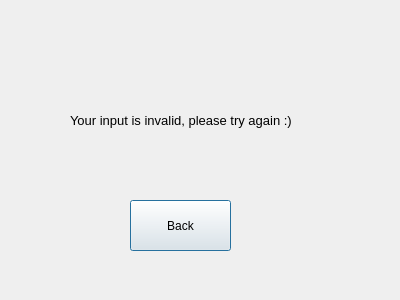
Qt form ErrorScreen.ui (Joshlim288/sql-annotator) before a commit.
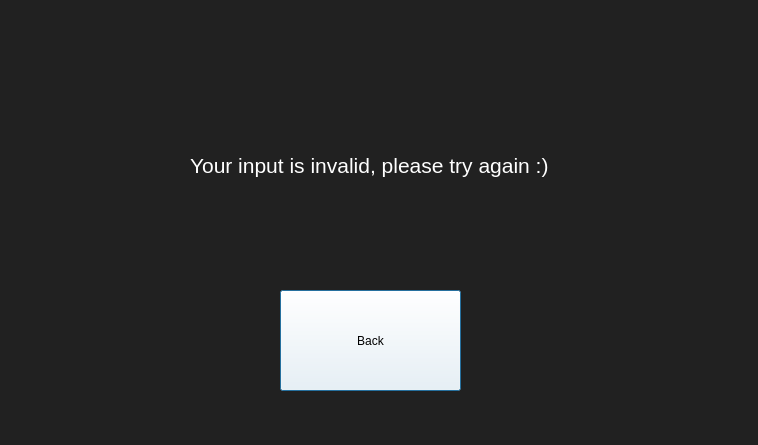
The same form after that commit.

Commit message: update error page

```diff
--- a/ErrorScreen.ui
+++ b/ErrorScreen.ui
@@ -6,22 +6,147 @@
    <rect>
     <x>0</x>
     <y>0</y>
-    <width>400</width>
-    <height>300</height>
+    <width>758</width>
+    <height>445</height>
    </rect>
   </property>
+  <property name="palette">
+   <palette>
+    <active>
+     <colorrole role="Button">
+      <brush brushstyle="SolidPattern">
+       <color alpha="255">
+        <red>33</red>
+        <green>33</green>
+        <blue>33</blue>
+       </color>
+      </brush>
+     </colorrole>
+     <colorrole role="Text">
+      <brush brushstyle="SolidPattern">
+       <color alpha="255">
+        <red>255</red>
+        <green>255</green>
+        <blue>255</blue>
+       </color>
+      </brush>
+     </colorrole>
+     <colorrole role="Base">
+      <brush brushstyle="SolidPattern">
+       <color alpha="255">
+        <red>33</red>
+        <green>33</green>
+        <blue>33</blue>
+       </color>
+      </brush>
+     </colorrole>
+     <colorrole role="Window">
+      <brush brushstyle="SolidPattern">
+       <color alpha="255">
+        <red>33</red>
+        <green>33</green>
+        <blue>33</blue>
+       </color>
+      </brush>
+     </colorrole>
+    </active>
+    <inactive>
+     <colorrole role="Button">
+      <brush brushstyle="SolidPattern">
+       <color alpha="255">
+        <red>33</red>
+        <green>33</green>
+        <blue>33</blue>
+       </color>
+      </brush>
+     </colorrole>
+     <colorrole role="Text">
+      <brush brushstyle="SolidPattern">
+       <color alpha="255">
+        <red>255</red>
+        <green>255</green>
+        <blue>255</blue>
+       </color>
+      </brush>
+     </colorrole>
+     <colorrole role="Base">
+      <brush brushstyle="SolidPattern">
+       <color alpha="255">
+        <red>33</red>
+        <green>33</green>
+        <blue>33</blue>
+       </color>
+      </brush>
+     </colorrole>
+     <colorrole role="Window">
+      <brush brushstyle="SolidPattern">
+       <color alpha="255">
+        <red>33</red>
+        <green>33</green>
+        <blue>33</blue>
+       </color>
+      </brush>
+     </colorrole>
+    </inactive>
+    <disabled>
+     <colorrole role="Button">
+      <brush brushstyle="SolidPattern">
+       <color alpha="255">
+        <red>33</red>
+        <green>33</green>
+        <blue>33</blue>
+       </color>
+      </brush>
+     </colorrole>
+     <colorrole role="Text">
+      <brush brushstyle="SolidPattern">
+       <color alpha="255">
+        <red>120</red>
+        <green>120</green>
+        <blue>120</blue>
+       </color>
+      </brush>
+     </colorrole>
+     <colorrole role="Base">
+      <brush brushstyle="SolidPattern">
+       <color alpha="255">
+        <red>33</red>
+        <green>33</green>
+        <blue>33</blue>
+       </color>
+      </brush>
+     </colorrole>
+     <colorrole role="Window">
+      <brush brushstyle="SolidPattern">
+       <color alpha="255">
+        <red>33</red>
+        <green>33</green>
+        <blue>33</blue>
+       </color>
+      </brush>
+     </colorrole>
+    </disabled>
+   </palette>
+  </property>
   <property name="windowTitle">
    <string>Dialog</string>
   </property>
+  <property name="styleSheet">
+   <string notr="true">background-color: rgb(33, 33, 33)</string>
+  </property>
   <widget class="QPushButton" name="backButton">
    <property name="geometry">
     <rect>
-     <x>130</x>
-     <y>200</y>
-     <width>101</width>
-     <height>51</height>
+     <x>280</x>
+     <y>290</y>
+     <width>181</width>
+     <height>101</height>
     </rect>
    </property>
+   <property name="styleSheet">
+    <string notr="true">background-color:rgb(255, 255, 255);
+font: 14pt &quot;MS Shell Dlg 2&quot;</string>
+   </property>
    <property name="text">
     <string>Back</string>
    </property>
@@ -29,17 +154,192 @@
   <widget class="QLabel" name="errorMessage">
    <property name="geometry">
     <rect>
-     <x>70</x>
-     <y>70</y>
-     <width>281</width>
-     <height>101</height>
+     <x>190</x>
+     <y>100</y>
+     <width>401</width>
+     <height>131</height>
     </rect>
    </property>
+   <property name="palette">
+    <palette>
+     <active>
+      <colorrole role="WindowText">
+       <brush brushstyle="SolidPattern">
+        <color alpha="255">
+         <red>255</red>
+         <green>255</green>
+         <blue>255</blue>
+        </color>
+       </brush>
+      </colorrole>
+      <colorrole role="Button">
+       <brush brushstyle="SolidPattern">
+        <color alpha="255">
+         <red>33</red>
+         <green>33</green>
+         <blue>33</blue>
+        </color>
+       </brush>
+      </colorrole>
+      <colorrole role="Text">
+       <brush brushstyle="SolidPattern">
+        <color alpha="255">
+         <red>255</red>
+         <green>255</green>
+         <blue>255</blue>
+        </color>
+       </brush>
+      </colorrole>
+      <colorrole role="ButtonText">
+       <brush brushstyle="SolidPattern">
+        <color alpha="255">
+         <red>255</red>
+         <green>255</green>
+         <blue>255</blue>
+        </color>
+       </brush>
+      </colorrole>
+      <colorrole role="Base">
+       <brush brushstyle="SolidPattern">
+        <color alpha="255">
+         <red>33</red>
+         <green>33</green>
+         <blue>33</blue>
+        </color>
+       </brush>
+      </colorrole>
+      <colorrole role="Window">
+       <brush brushstyle="SolidPattern">
+        <color alpha="255">
+         <red>33</red>
+         <green>33</green>
+         <blue>33</blue>
+        </color>
+       </brush>
+      </colorrole>
+     </active>
+     <inactive>
+      <colorrole role="WindowText">
+       <brush brushstyle="SolidPattern">
+        <color alpha="255">
+         <red>255</red>
+         <green>255</green>
+         <blue>255</blue>
+        </color>
+       </brush>
+      </colorrole>
+      <colorrole role="Button">
+       <brush brushstyle="SolidPattern">
+        <color alpha="255">
+         <red>33</red>
+         <green>33</green>
+         <blue>33</blue>
+        </color>
+       </brush>
+      </colorrole>
+      <colorrole role="Text">
+       <brush brushstyle="SolidPattern">
+        <color alpha="255">
+         <red>255</red>
+         <green>255</green>
+         <blue>255</blue>
+        </color>
+       </brush>
+      </colorrole>
+      <colorrole role="ButtonText">
+       <brush brushstyle="SolidPattern">
+        <color alpha="255">
+         <red>255</red>
+         <green>255</green>
+         <blue>255</blue>
+        </color>
+       </brush>
+      </colorrole>
+      <colorrole role="Base">
+       <brush brushstyle="SolidPattern">
+        <color alpha="255">
+         <red>33</red>
+         <green>33</green>
+         <blue>33</blue>
+        </color>
+       </brush>
+      </colorrole>
+      <colorrole role="Window">
+       <brush brushstyle="SolidPattern">
+        <color alpha="255">
+         <red>33</red>
+         <green>33</green>
+         <blue>33</blue>
+        </color>
+       </brush>
+      </colorrole>
+     </inactive>
+     <disabled>
+      <colorrole role="WindowText">
+       <brush brushstyle="SolidPattern">
+        <color alpha="255">
+         <red>255</red>
+         <green>255</green>
+         <blue>255</blue>
+        </color>
+       </brush>
+      </colorrole>
+      <colorrole role="Button">
+       <brush brushstyle="SolidPattern">
+        <color alpha="255">
+         <red>33</red>
+         <green>33</green>
+         <blue>33</blue>
+        </color>
+       </brush>
+      </colorrole>
+      <colorrole role="Text">
+       <brush brushstyle="SolidPattern">
+        <color alpha="255">
+         <red>255</red>
+         <green>255</green>
+         <blue>255</blue>
+        </color>
+       </brush>
+      </colorrole>
+      <colorrole role="ButtonText">
+       <brush brushstyle="SolidPattern">
+        <color alpha="255">
+         <red>255</red>
+         <green>255</green>
+         <blue>255</blue>
+        </color>
+       </brush>
+      </colorrole>
+      <colorrole role="Base">
+       <brush brushstyle="SolidPattern">
+        <color alpha="255">
+         <red>33</red>
+         <green>33</green>
+         <blue>33</blue>
+        </color>
+       </brush>
+      </colorrole>
+      <colorrole role="Window">
+       <brush brushstyle="SolidPattern">
+        <color alpha="255">
+         <red>33</red>
+         <green>33</green>
+         <blue>33</blue>
+        </color>
+       </brush>
+      </colorrole>
+     </disabled>
+    </palette>
+   </property>
    <property name="font">
     <font>
-     <pointsize>10</pointsize>
+     <pointsize>16</pointsize>
     </font>
    </property>
+   <property name="styleSheet">
+    <string notr="true">font: 16pt &quot;MS Shell Dlg 2&quot;; color:rgb(255, 255, 255)</string>
+   </property>
    <property name="text">
     <string>Your input is invalid, please try again :)</string>
    </property>
```
